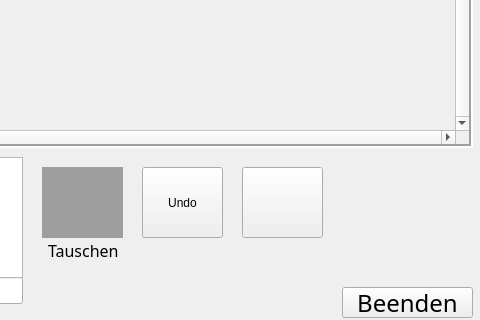
Old version of the form Qwirkle-master/ProjectQ/game.ui in the repository Praktikumsgruppe-1/Qwirkle; both pictures show x 1028 to 1508 and y 483 to 803 of the 1508 by 803 pixel window.
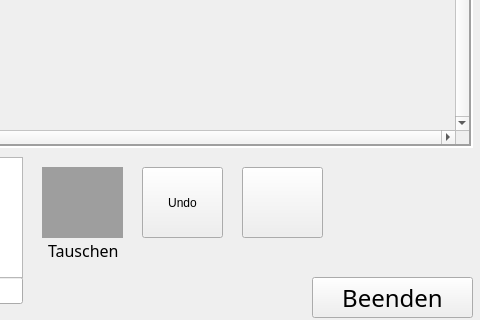
New version of the form. Custom widgets are drawn as their Qt base class.

```diff
--- a/Qwirkle-master/ProjectQ/game.ui
+++ b/Qwirkle-master/ProjectQ/game.ui
@@ -16,10 +16,10 @@
   <widget class="QPushButton" name="pushButton">
    <property name="geometry">
     <rect>
-     <x>1370</x>
-     <y>770</y>
-     <width>131</width>
-     <height>31</height>
+     <x>1340</x>
+     <y>760</y>
+     <width>161</width>
+     <height>41</height>
     </rect>
    </property>
    <property name="font">
```
Left out of the diff: 17 changed lines with no effect on the pictures.
